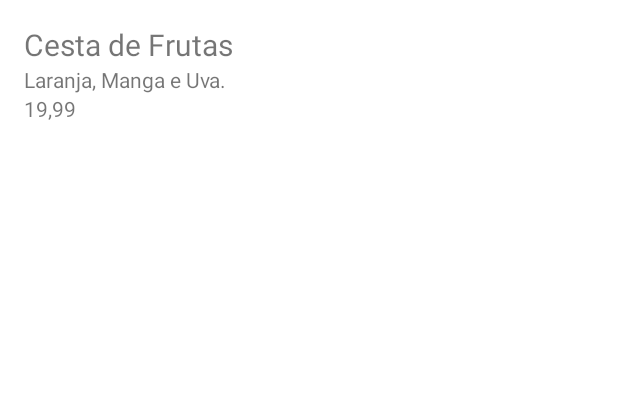
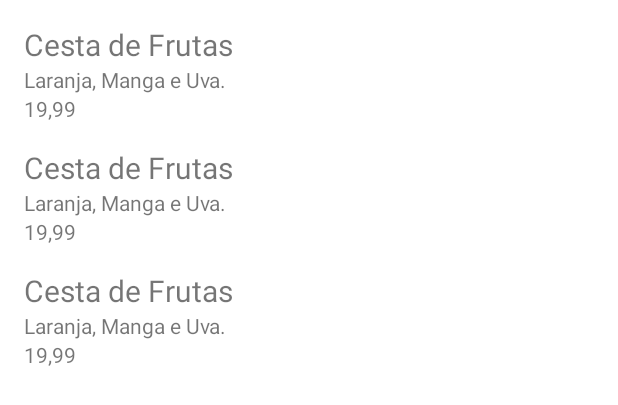
Before and after one commit to francovinicius/meu-primeiro-app-android-kt, an Android app: the layout activity_main.xml on its own in the app's theme, with its tools: preview values and no code run, on a phone screen of 412 x 824 dp. Shown: the top 405 px of the screen. Run offline under Robolectric (Android 15) with nearby library versions, the phone set to English and light mode, and no system bars.

Commit message:
add recicle view

```diff
--- a/app/src/main/res/layout/activity_main.xml
+++ b/app/src/main/res/layout/activity_main.xml
@@ -5,34 +5,12 @@
     android:layout_width="match_parent"
     android:layout_height="match_parent">
 
-    <TextView
-        android:id="@+id/nome"
-        android:layout_width="match_parent"
-        android:layout_height="wrap_content"
-        android:layout_margin="16dp"
-        tools:text="Cesta de Frutas"
-        android:textSize="20sp"
-        app:layout_constraintEnd_toEndOf="parent"
-        app:layout_constraintTop_toTopOf="parent" />
 
-    <TextView
-        android:id="@+id/descricao"
-        android:layout_width="match_parent"
-        android:layout_height="wrap_content"
-        android:layout_marginStart="16dp"
-        android:layout_marginEnd="16dp"
-        tools:text="Laranja, Manga e Uva."
-        app:layout_constraintTop_toBottomOf="@id/nome"
-        />
-
-    <TextView
-        android:id="@+id/preco"
-        android:layout_width="match_parent"
-        android:layout_height="wrap_content"
-        android:layout_marginStart="16dp"
-        android:layout_marginEnd="16dp"
-        tools:text="19,99"
-        app:layout_constraintStart_toStartOf="parent"
-        app:layout_constraintTop_toBottomOf="@id/descricao" />
+    <androidx.recyclerview.widget.RecyclerView
+        android:layout_width="409dp"
+        android:layout_height="732dp"
+        tools:layout_editor_absoluteX="0dp"
+        tools:layout_editor_absoluteY="-1dp"
+        tools:listitem="@layout/produto_item" />
 
 </androidx.constraintlayout.widget.ConstraintLayout>
--- /dev/null
+++ b/app/src/main/res/layout/produto_item.xml
@@ -0,0 +1,38 @@
+<?xml version="1.0" encoding="utf-8"?>
+<androidx.constraintlayout.widget.ConstraintLayout xmlns:android="http://schemas.android.com/apk/res/android"
+    android:layout_width="match_parent"
+    android:layout_height="wrap_content"
+    xmlns:tools="http://schemas.android.com/tools"
+    xmlns:app="http://schemas.android.com/apk/res-auto">
+
+    <TextView
+        android:id="@+id/nome"
+        android:layout_width="match_parent"
+        android:layout_height="wrap_content"
+        android:layout_margin="16dp"
+        tools:text="Cesta de Frutas"
+        android:textSize="20sp"
+        app:layout_constraintEnd_toEndOf="parent"
+        app:layout_constraintTop_toTopOf="parent" />
+
+    <TextView
+        android:id="@+id/descricao"
+        android:layout_width="match_parent"
+        android:layout_height="wrap_content"
+        android:layout_marginStart="16dp"
+        android:layout_marginEnd="16dp"
+        tools:text="Laranja, Manga e Uva."
+        app:layout_constraintTop_toBottomOf="@id/nome"
+        />
+
+    <TextView
+        android:id="@+id/preco"
+        android:layout_width="match_parent"
+        android:layout_height="wrap_content"
+        android:layout_marginStart="16dp"
+        android:layout_marginEnd="16dp"
+        tools:text="19,99"
+        app:layout_constraintStart_toStartOf="parent"
+        app:layout_constraintTop_toBottomOf="@id/descricao" />
+
+</androidx.constraintlayout.widget.ConstraintLayout>
```
